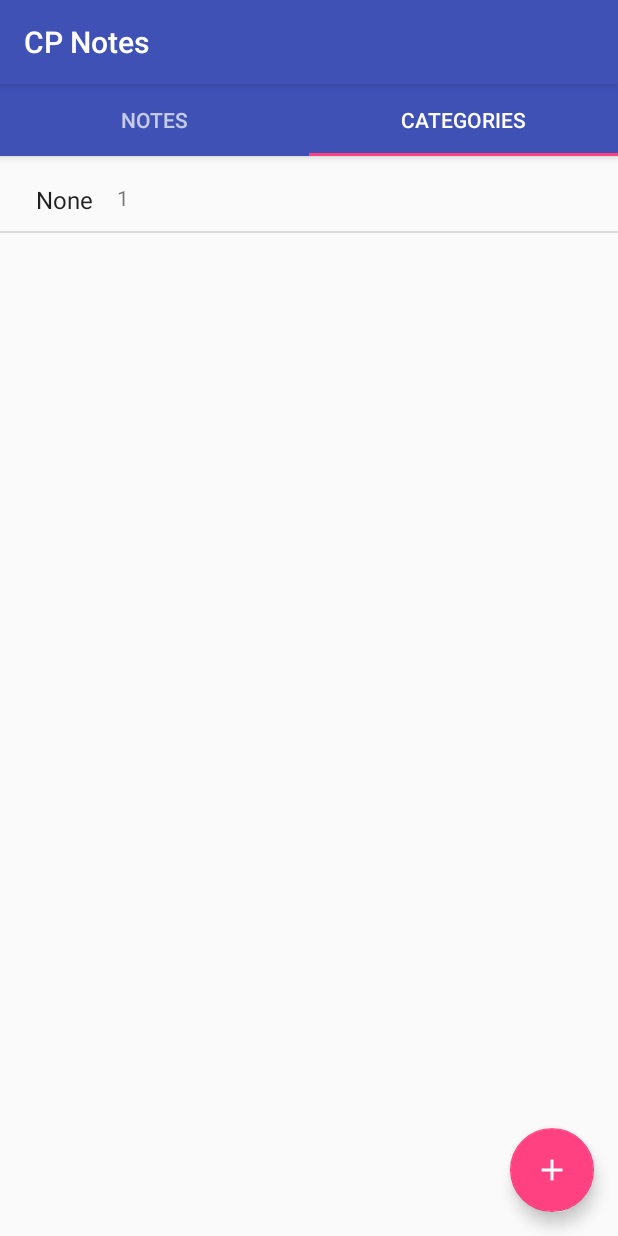
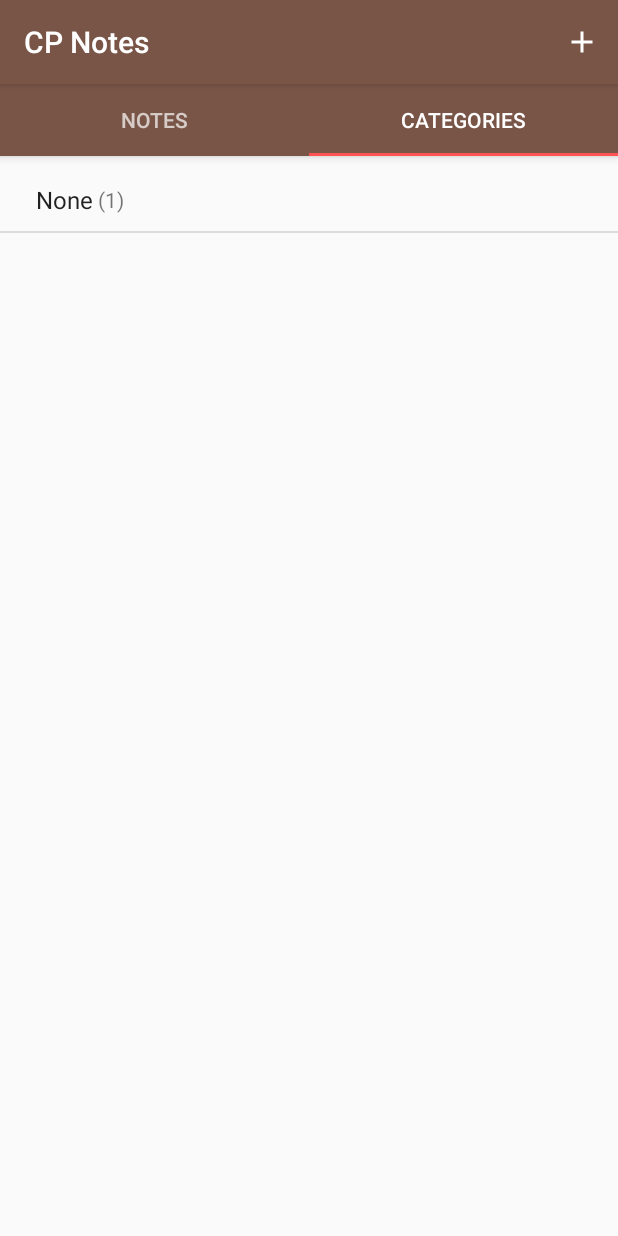
Before and after one commit to faleksic/CP-Notes, an Android app: the screen it shows after launch (MainActivity), tab 2 chosen, on a phone screen of 412 x 824 dp. Run offline under Robolectric (Android 15) with nearby library versions, the phone set to English and light mode, and no system bars.

Commit message:
Changed notes to CardView, removed FAB and added menu action add button

```diff
--- a/app/build.gradle
+++ b/app/build.gradle
@@ -27,6 +27,7 @@ dependencies {
     compile 'com.android.support:appcompat-v7:25.3.1'
     compile 'com.android.support:design:25.3.1'
     compile 'com.android.support:recyclerview-v7:25.3.1'
+    compile 'com.android.support:cardview-v7:25.3.1'
     compile 'com.android.support.constraint:constraint-layout:1.0.2'
     compile 'com.android.support:support-v4:25.3.1'
     testCompile 'junit:junit:4.12'
--- a/app/src/main/java/hr/faleksic/android/cpnotes/CategoryFragment.java
+++ b/app/src/main/java/hr/faleksic/android/cpnotes/CategoryFragment.java
@@ -2,7 +2,6 @@ package hr.faleksic.android.cpnotes;
 
 import android.database.Cursor;
 import android.os.Bundle;
-import android.support.design.widget.FloatingActionButton;
 import android.support.v4.app.Fragment;
 import android.support.v4.widget.SwipeRefreshLayout;
 import android.support.v7.widget.DefaultItemAnimator;
@@ -25,7 +24,6 @@ public class CategoryFragment extends Fragment {
     private SwipeRefreshLayout swipeRefreshLayout;
     private CategoriesAdapter categoriesAdapter;
     private MyDBHelper myDBHelper;
-    private FloatingActionButton floatingActionButton;
 
     public CategoryFragment() {
 
@@ -42,18 +40,9 @@ public class CategoryFragment extends Fragment {
         View view = inflater.inflate(R.layout.fragment_category, container, false);
 
         recyclerView = (RecyclerView) view.findViewById(R.id.recycler_view_category);
-        swipeRefreshLayout = (SwipeRefreshLayout) view.findViewById(R.id.swipeRefreshLayout);
-        floatingActionButton = (FloatingActionButton) view.findViewById(R.id.fab_category);
+        swipeRefreshLayout = (SwipeRefreshLayout) view.findViewById(R.id.swipeRefreshLayoutCategory);
         myDBHelper = new MyDBHelper(getActivity());
         categoriesAdapter = new CategoriesAdapter(categoryList);
-
-        floatingActionButton.setOnClickListener(new View.OnClickListener() {
-            @Override
-            public void onClick(View view) {
-                CategoryDialog categoryDialog = new CategoryDialog();
-                categoryDialog.show(getActivity().getFragmentManager(), "category");
-            }
-        });
 
         swipeRefreshLayout.setOnRefreshListener(new SwipeRefreshLayout.OnRefreshListener() {
             @Override
@@ -86,13 +75,11 @@ public class CategoryFragment extends Fragment {
         prepareCategoryData();
     }
 
-
-
     private void prepareCategoryData() {
 
         Cursor cursor = myDBHelper.getAllCategories();
 
-        while(cursor.moveToNext()) {
+        while (cursor.moveToNext()) {
             String name = cursor.getString(0);
             int count = cursor.getInt(1);
             categoryList.add(new Category(name, count));
--- a/app/src/main/java/hr/faleksic/android/cpnotes/CreateNoteActivity.java
+++ b/app/src/main/java/hr/faleksic/android/cpnotes/CreateNoteActivity.java
@@ -6,6 +6,8 @@ import android.os.Bundle;
 import android.widget.EditText;
 
 import com.example.android.cpnotes.R;
+
+import java.util.Objects;
 
 public class CreateNoteActivity extends AppCompatActivity {
     private MyDBHelper myDBHelper;
@@ -38,6 +40,8 @@ public class CreateNoteActivity extends AppCompatActivity {
     @Override
     protected void onPause() {
         super.onPause();
-        myDBHelper.insertNote(title.getText().toString(), content.getText().toString(), 1);
+        if(!Objects.equals(content.getText().toString(), "") || !Objects.equals(title.getText().toString(), "")) {
+            myDBHelper.insertNote(title.getText().toString(), content.getText().toString(), 1);
+        }
     }
 }
--- a/app/src/main/java/hr/faleksic/android/cpnotes/MainActivity.java
+++ b/app/src/main/java/hr/faleksic/android/cpnotes/MainActivity.java
@@ -1,5 +1,6 @@
 package hr.faleksic.android.cpnotes;
 
+import android.content.Intent;
 import android.support.design.widget.TabLayout;
 import android.support.v4.app.Fragment;
 import android.support.v4.app.FragmentManager;
@@ -7,6 +8,11 @@ import android.support.v4.app.FragmentPagerAdapter;
 import android.support.v4.view.ViewPager;
 import android.support.v7.app.AppCompatActivity;
 import android.os.Bundle;
+import android.util.Log;
+import android.view.Menu;
+import android.view.MenuInflater;
+import android.view.MenuItem;
+
 import com.example.android.cpnotes.R;
 
 import java.util.ArrayList;
@@ -29,7 +35,32 @@ public class MainActivity extends AppCompatActivity {
 
         tabLayout = (TabLayout) findViewById(R.id.tabs);
         tabLayout.setupWithViewPager(viewPager);
+        viewPager.getCurrentItem();
+    }
 
+    @Override
+    public boolean onCreateOptionsMenu(Menu menu) {
+        MenuInflater inflater = getMenuInflater();
+        inflater.inflate(R.menu.main_menu, menu);
+        return true;
+    }
+
+    @Override
+    public boolean onOptionsItemSelected(MenuItem item) {
+        switch (item.getItemId()) {
+            case R.id.action_add:
+                if(viewPager.getCurrentItem() == 0) {
+                    Intent i = new Intent(this, CreateNoteActivity.class);
+                    startActivity(i);
+                } else if(viewPager.getCurrentItem() == 1) {
+                    CategoryDialog categoryDialog = new CategoryDialog();
+                    categoryDialog.show(getFragmentManager(), "category");
+                }
+                return true;
+            default:
+                return super.onOptionsItemSelected(item);
+
+        }
     }
 
     class ViewPagerAdapter extends FragmentPagerAdapter {
--- a/app/src/main/java/hr/faleksic/android/cpnotes/NoteFragment.java
+++ b/app/src/main/java/hr/faleksic/android/cpnotes/NoteFragment.java
@@ -1,12 +1,10 @@
 package hr.faleksic.android.cpnotes;
 
-import android.content.Intent;
 import android.database.Cursor;
 import android.os.Bundle;
-import android.support.design.widget.FloatingActionButton;
 import android.support.v4.app.Fragment;
+import android.support.v4.widget.SwipeRefreshLayout;
 import android.support.v7.widget.DefaultItemAnimator;
-import android.support.v7.widget.DividerItemDecoration;
 import android.support.v7.widget.LinearLayoutManager;
 import android.support.v7.widget.RecyclerView;
 import android.view.LayoutInflater;
@@ -24,7 +22,7 @@ public class NoteFragment extends Fragment {
     private RecyclerView recyclerView;
     private NotesAdapter notesAdapter;
     private MyDBHelper myDBHelper;
-    private FloatingActionButton floatingActionButton;
+    private SwipeRefreshLayout swipeRefreshLayout;
 
     public NoteFragment() {
     }
@@ -38,14 +36,9 @@ public class NoteFragment extends Fragment {
     @Override
     public View onCreateView(LayoutInflater inflater, ViewGroup container,
                              Bundle savedInstanceState) {
-        return inflater.inflate(R.layout.fragment_note, container, false);
-    }
-
-    @Override
-    public void onResume() {
-        super.onResume();
-        recyclerView = (RecyclerView) getActivity().findViewById(R.id.recycler_view);
-        floatingActionButton = (FloatingActionButton) getActivity().findViewById(R.id.fab);
+        View view = inflater.inflate(R.layout.fragment_note, container, false);
+        recyclerView = (RecyclerView) view.findViewById(R.id.recycler_view);
+        swipeRefreshLayout = (SwipeRefreshLayout) view.findViewById(R.id.swipeRefreshLayoutNote);
 
         myDBHelper = new MyDBHelper(getActivity());
 
@@ -54,18 +47,28 @@ public class NoteFragment extends Fragment {
         recyclerView.setLayoutManager(mLayoutManager);
         recyclerView.setItemAnimator(new DefaultItemAnimator());
 
-        DividerItemDecoration dividerItemDecoration = new DividerItemDecoration(getActivity(), LinearLayoutManager.VERTICAL);
-        recyclerView.addItemDecoration(dividerItemDecoration);
+        /*DividerItemDecoration dividerItemDecoration = new DividerItemDecoration(getActivity(), LinearLayoutManager.VERTICAL);
+        recyclerView.addItemDecoration(dividerItemDecoration);*/
         recyclerView.setAdapter(notesAdapter);
 
-        floatingActionButton.setOnClickListener(new View.OnClickListener() {
+        swipeRefreshLayout.setOnRefreshListener(new SwipeRefreshLayout.OnRefreshListener() {
             @Override
-            public void onClick(View view) {
-                Intent i = new Intent(getActivity(), CreateNoteActivity.class);
-                startActivity(i);
+            public void onRefresh() {
+                refresh();
+                swipeRefreshLayout.setRefreshing(false);
             }
-        } );
+        });
 
+        return view;
+    }
+
+    @Override
+    public void onResume() {
+        super.onResume();
+        refresh();
+    }
+
+    private void refresh() {
         noteList.clear();
         notesAdapter.notifyItemRangeRemoved(0, notesAdapter.getItemCount());
         prepareNoteData();
--- a/app/src/main/res/layout/category_list_row.xml
+++ b/app/src/main/res/layout/category_list_row.xml
@@ -27,18 +27,44 @@
         app:layout_constraintTop_toTopOf="parent" />
 
     <TextView
+        android:layout_width="wrap_content"
+        android:layout_height="wrap_content"
+        android:textAppearance="@style/TextAppearance.AppCompat.Small"
+        android:text="@string/left_parenthesis"
+        app:layout_constraintRight_toLeftOf="@+id/category_count"
+        android:layout_marginEnd="0dp"
+        android:id="@+id/textView"
+        app:layout_constraintTop_toTopOf="@+id/name"
+        android:layout_marginTop="8dp"
+        app:layout_constraintBottom_toBottomOf="@+id/name"
+        android:layout_marginBottom="8dp" />
+
+    <TextView
         android:id="@+id/category_count"
         android:layout_width="wrap_content"
         android:layout_height="wrap_content"
-        android:layout_marginBottom="0dp"
-        android:layout_marginStart="16dp"
+        android:layout_marginStart="8dp"
         android:layout_marginTop="0dp"
         android:maxLength="80"
-        tools:text="(5)"
+        tools:text="5"
         android:textAppearance="@style/TextAppearance.AppCompat.Small"
         app:layout_constraintBottom_toBottomOf="@+id/name"
-        app:layout_constraintVertical_bias="0.0"
         app:layout_constraintLeft_toRightOf="@+id/name"
-        app:layout_constraintTop_toTopOf="@+id/name" />
+        app:layout_constraintTop_toTopOf="@+id/name"
+        android:layout_marginEnd="8dp" />
+
+    <TextView
+        android:layout_width="wrap_content"
+        android:layout_height="wrap_content"
+        android:textAppearance="@style/TextAppearance.AppCompat.Small"
+        android:text="@string/right_parenthesis"
+        android:id="@+id/textView2"
+        app:layout_constraintLeft_toRightOf="@+id/category_count"
+        android:layout_marginStart="0dp"
+        app:layout_constraintTop_toTopOf="@+id/name"
+        android:layout_marginTop="8dp"
+        app:layout_constraintBottom_toBottomOf="@+id/name"
+        android:layout_marginBottom="8dp" />
+
 
 </android.support.constraint.ConstraintLayout>
--- a/app/src/main/res/layout/fragment_category.xml
+++ b/app/src/main/res/layout/fragment_category.xml
@@ -7,7 +7,7 @@
     tools:context="hr.faleksic.android.cpnotes.MainActivity">
 
     <android.support.v4.widget.SwipeRefreshLayout
-        android:id="@+id/swipeRefreshLayout"
+        android:id="@+id/swipeRefreshLayoutCategory"
         android:layout_width="match_parent"
         android:layout_height="match_parent">
 
@@ -21,15 +21,4 @@
             android:layout_marginRight="0dp" />
     </android.support.v4.widget.SwipeRefreshLayout>
 
-    <android.support.design.widget.FloatingActionButton
-        android:layout_width="0dp"
-        android:layout_height="wrap_content"
-        android:id="@+id/fab_category"
-        android:src="@drawable/ic_add"
-        app:fabSize="normal"
-        app:layout_constraintBottom_toBottomOf="parent"
-        android:layout_marginBottom="16dp"
-        app:layout_constraintRight_toRightOf="parent"
-        android:layout_marginEnd="16dp" />
-
 </android.support.constraint.ConstraintLayout>
--- /dev/null
+++ b/app/src/main/res/menu/main_menu.xml
@@ -0,0 +1,9 @@
+<?xml version="1.0" encoding="utf-8"?>
+<menu xmlns:android="http://schemas.android.com/apk/res/android"
+    xmlns:app="http://schemas.android.com/apk/res-auto">
+    <item
+        android:id="@+id/action_add"
+        android:icon="@drawable/ic_add"
+        android:title="@string/add_item"
+        app:showAsAction="ifRoom"/>
+</menu>
--- a/app/src/main/res/values/colors.xml
+++ b/app/src/main/res/values/colors.xml
@@ -1,8 +1,8 @@
 <?xml version="1.0" encoding="utf-8"?>
 <resources>
-    <color name="colorPrimary">#3F51B5</color>
-    <color name="colorPrimaryDark">#303F9F</color>
-    <color name="colorAccent">#FF4081</color>
-    <color name="content">#999999</color>
-    <color name="title">#222222</color>
+    <color name="colorPrimary">#795548</color>
+    <color name="colorPrimaryDark">#5D4037</color>
+    <color name="colorAccent">#FF5252</color>
+    <color name="content">#757575</color>
+    <color name="title">#212121</color>
 </resources>
--- a/app/src/main/res/values/strings.xml
+++ b/app/src/main/res/values/strings.xml
@@ -7,5 +7,8 @@
     <string name="cancel">Cancel</string>
     <string name="content">Content</string>
     <string name="category_name">Category name</string>
+    <string name="left_parenthesis">(</string>
+    <string name="right_parenthesis">)</string>
+    <string name="add_item">Add item</string>
 
 </resources>
```
Also changed, not shown: app/src/main/res/drawable/ic_content_copy.xml (added, +9 -0 lines), app/src/main/res/drawable/ic_delete.xml (added, +9 -0 lines), app/src/main/res/layout/fragment_note.xml (+6 -10 lines), app/src/main/res/layout/note_list_row.xml (+52 -40 lines).
